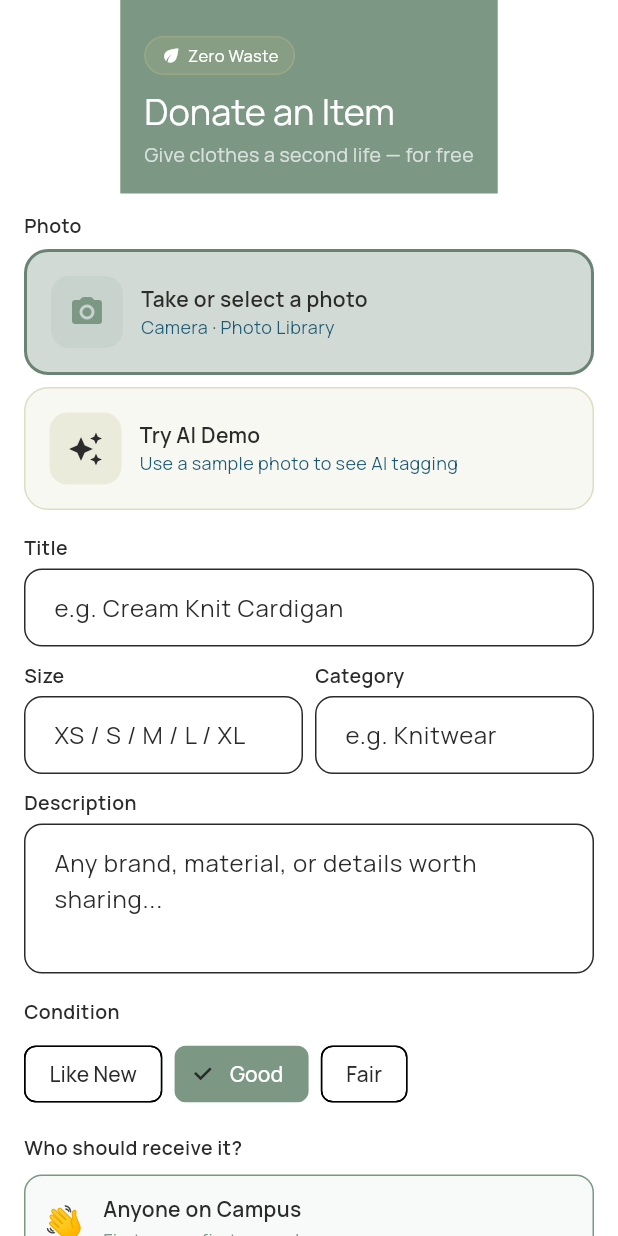
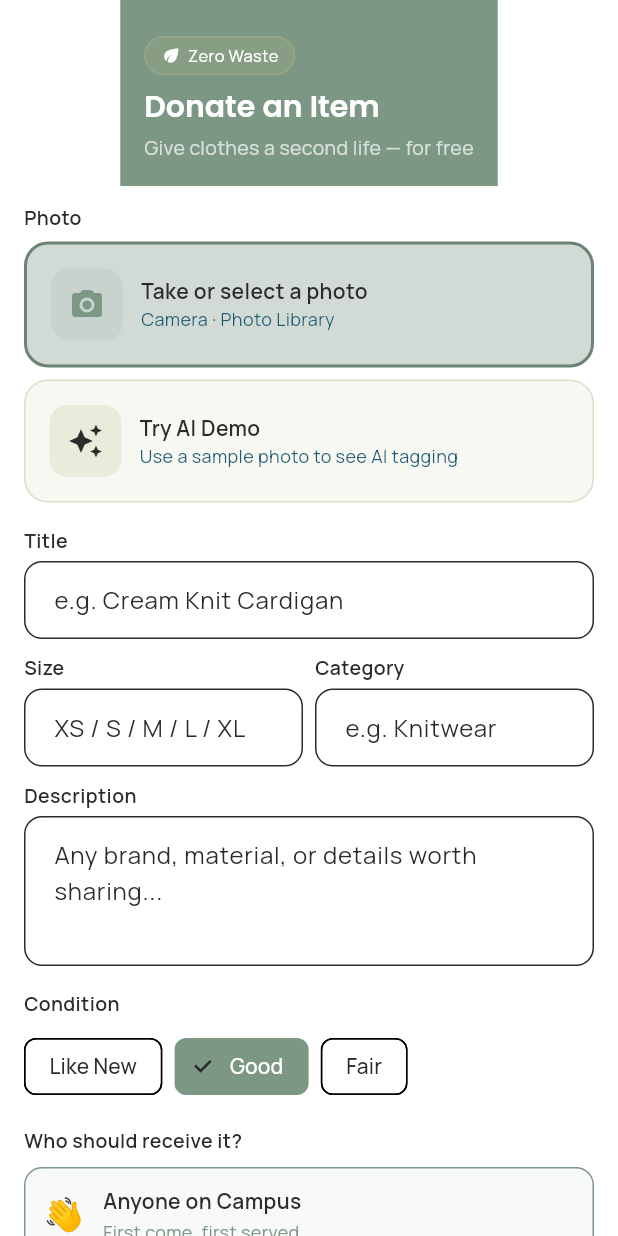
Before and after one commit to giulianavolpi/moviles_las3, a Flutter app: the DonateScreen screen opened by its route, on a phone screen of 412 x 824 dp. Run offline on Flutter 3.47's test engine with Material 3 defaults, Android fonts, the phone set to English and light mode, and no system bars; our stand-ins replace cached_network_image, go_router, google_fonts; network calls fail.

Commit message:
arreglo de fonts

```diff
--- a/app/lib/core/app_theme.dart
+++ b/app/lib/core/app_theme.dart
@@ -1,4 +1,5 @@
 import 'package:flutter/material.dart';
+import 'package:google_fonts/google_fonts.dart';
 
 /// UniMarket brand colors matching the web app index.css palette.
 class AppTheme {
@@ -25,7 +26,6 @@ class AppTheme {
 
   static ThemeData get theme => ThemeData(
         useMaterial3: true,
-        fontFamily: 'Manrope',
         colorScheme: ColorScheme.light(
           primary: black,
           onPrimary: white,
@@ -71,34 +71,54 @@ class AppTheme {
           contentPadding:
               const EdgeInsets.symmetric(horizontal: 16, vertical: 14),
         ),
-        textTheme: const TextTheme(
-          headlineLarge: TextStyle(
-            fontFamily: 'Poppins',
+        textTheme: GoogleFonts.manropeTextTheme(
+          ThemeData.light().textTheme,
+        ).copyWith(
+          // Override headings with Poppins
+          displayLarge: GoogleFonts.poppins(
+            fontSize: 57,
+            fontWeight: FontWeight.w400,
+            color: foreground,
+          ),
+          displayMedium: GoogleFonts.poppins(
+            fontSize: 45,
+            fontWeight: FontWeight.w400,
+            color: foreground,
+          ),
+          displaySmall: GoogleFonts.poppins(
+            fontSize: 36,
+            fontWeight: FontWeight.w400,
+            color: foreground,
+          ),
+          headlineLarge: GoogleFonts.poppins(
             fontSize: 28,
             fontWeight: FontWeight.w800,
-            color: white,
+            color: foreground,
           ),
-          headlineMedium: TextStyle(
-            fontFamily: 'Poppins',
+          headlineMedium: GoogleFonts.poppins(
             fontSize: 22,
             fontWeight: FontWeight.w700,
             color: foreground,
           ),
-          titleLarge: TextStyle(
-            fontFamily: 'Poppins',
+          headlineSmall: GoogleFonts.poppins(
+            fontSize: 20,
+            fontWeight: FontWeight.w600,
+            color: foreground,
+          ),
+          titleLarge: GoogleFonts.poppins(
             fontSize: 18,
             fontWeight: FontWeight.w600,
             color: foreground,
           ),
-          bodyMedium: TextStyle(
-            fontFamily: 'Manrope',
-            fontSize: 14,
+          titleMedium: GoogleFonts.poppins(
+            fontSize: 16,
+            fontWeight: FontWeight.w600,
             color: foreground,
           ),
-          bodySmall: TextStyle(
-            fontFamily: 'Manrope',
-            fontSize: 12,
-            color: mutedForeground,
+          titleSmall: GoogleFonts.poppins(
+            fontSize: 14,
+            fontWeight: FontWeight.w600,
+            color: foreground,
           ),
         ),
       );
```
Also changed, not shown: app/pubspec.yaml (+1 -13 lines), app/fonts/Manrope-Regular.ttf (added), app/fonts/Manrope-SemiBold.ttf (added), app/fonts/Poppins-Bold.ttf (added), app/fonts/Poppins-SemiBold.ttf (added), app/pubspec.lock.
